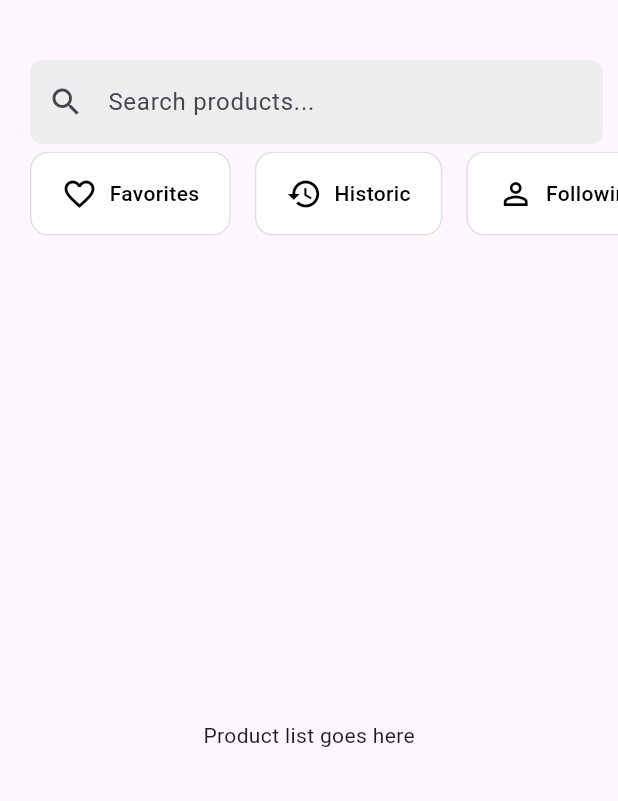
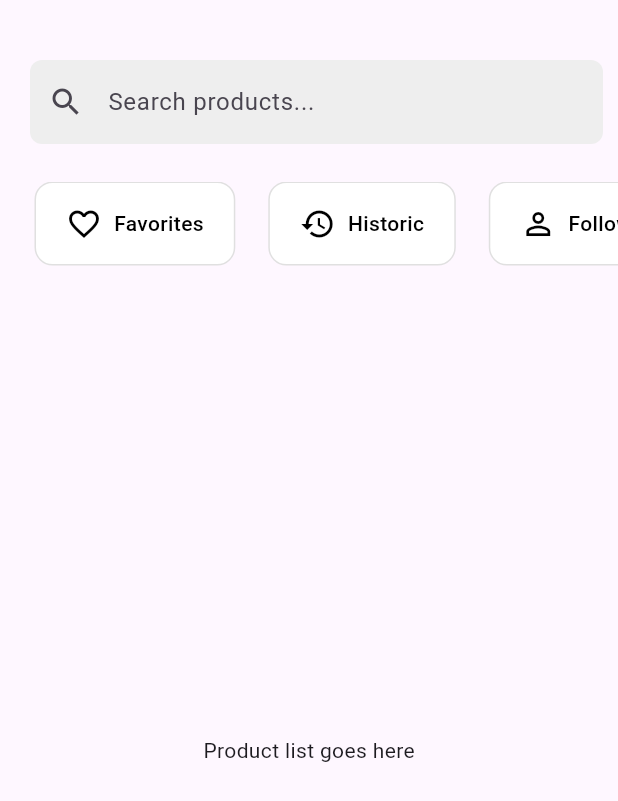
Before and after one commit to Edu-2de/FlutterProject, a Flutter app: the screen it shows after launch, on a phone screen of 412 x 824 dp. Shown: the top 801 px of the screen. Run offline on Flutter 3.47's test engine with Material 3 defaults, Android fonts, the light colour scheme and no system bars.

Commit message:
Add linter rule to ignore avoid_print and adjust button margins

```diff
--- a/FlutterPoject/app/analysis_options.yaml
+++ b/FlutterPoject/app/analysis_options.yaml
@@ -7,6 +7,9 @@
 
 # The following line activates a set of recommended lints for Flutter apps,
 # packages, and plugins designed to encourage good coding practices.
+analyzer:
+  errors:
+    avoid_print: ignore
 include: package:flutter_lints/flutter.yaml
 
 linter:
--- a/FlutterPoject/app/lib/main.dart
+++ b/FlutterPoject/app/lib/main.dart
@@ -1,3 +1,5 @@
+// ignore_for_file: avoid_print
+
 import 'package:flutter/material.dart';
 import 'widgets/search_bar.dart';
 import 'widgets/horizontal_buttons.dart';
@@ -14,18 +16,18 @@ class MyApp extends StatelessWidget {
     return MaterialApp(
       home: Scaffold(
         body: Column(
-          crossAxisAlignment: CrossAxisAlignment.start, // Alinha à esquerda
+          crossAxisAlignment: CrossAxisAlignment.start,
           children: [
-            // Barra de pesquisa no topo
+
             SearchBarWidget(
               onChanged: (query) {
-                // Aqui você pode filtrar sua lista de produtos, por exemplo
+
                 print('Search query: $query');
               },
             ),
-            // Lista horizontal de botões logo abaixo da barra de pesquisa
+
             const HorizontalButtonList(),
-            // O resto do seu conteúdo aqui
+
             const Expanded(
               child: Center(child: Text('Product list goes here')),
             ),
--- a/FlutterPoject/app/lib/widgets/horizontal_buttons.dart
+++ b/FlutterPoject/app/lib/widgets/horizontal_buttons.dart
@@ -15,9 +15,11 @@ class SquareButton extends StatelessWidget {
   @override
   Widget build(BuildContext context) {
     return GestureDetector(
+
       onTap: onTap,
       child: Container(
-        margin: const EdgeInsets.symmetric(horizontal: 8.0),
+
+        margin: const EdgeInsets.symmetric(horizontal: 11.0, ),
         padding: const EdgeInsets.symmetric(horizontal: 20, vertical: 12),
         decoration: BoxDecoration(
           border: Border.all(color: Colors.grey[300]!),
@@ -49,7 +51,8 @@ class HorizontalButtonList extends StatelessWidget {
 
   @override
   Widget build(BuildContext context) {
-    return SizedBox(
+    return Container(
+      margin: const EdgeInsets.only(top: 20), // Adiciona espaço no topo
       height: 56,
       child: ListView(
         scrollDirection: Axis.horizontal,
@@ -59,7 +62,6 @@ class HorizontalButtonList extends StatelessWidget {
           SquareButton(icon: Icons.history, label: 'Historic'),
           SquareButton(icon: Icons.person_outline, label: 'Following'),
           SquareButton(icon: Icons.receipt_long, label: 'Orders'),
-
         ],
       ),
     );
```
